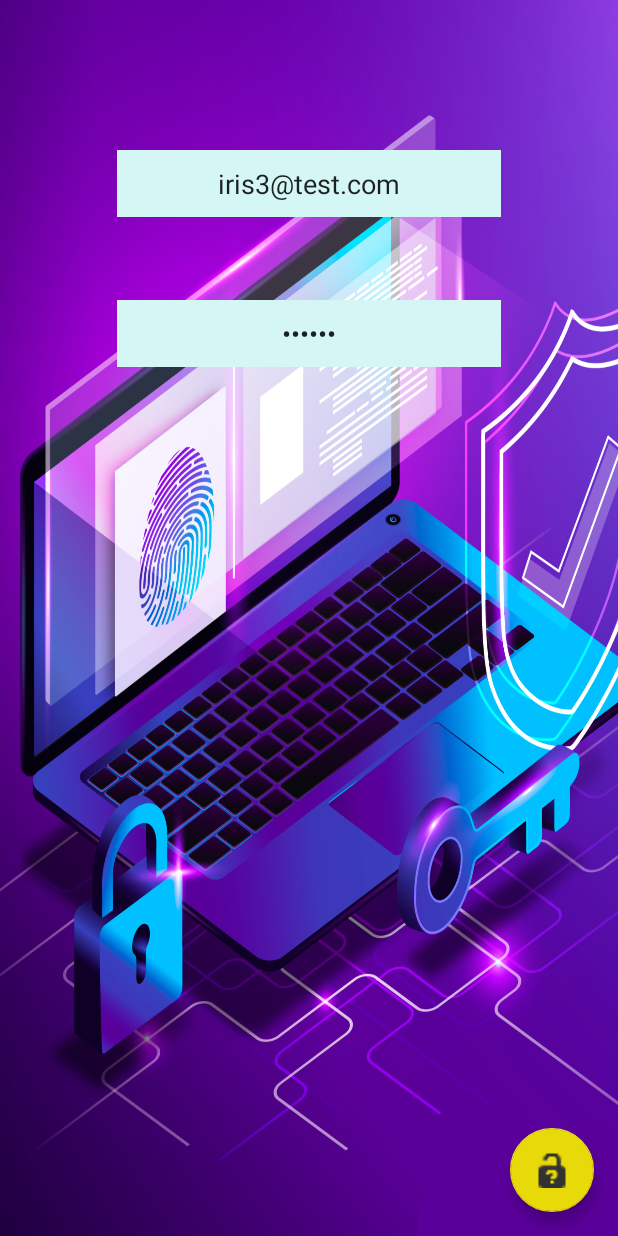
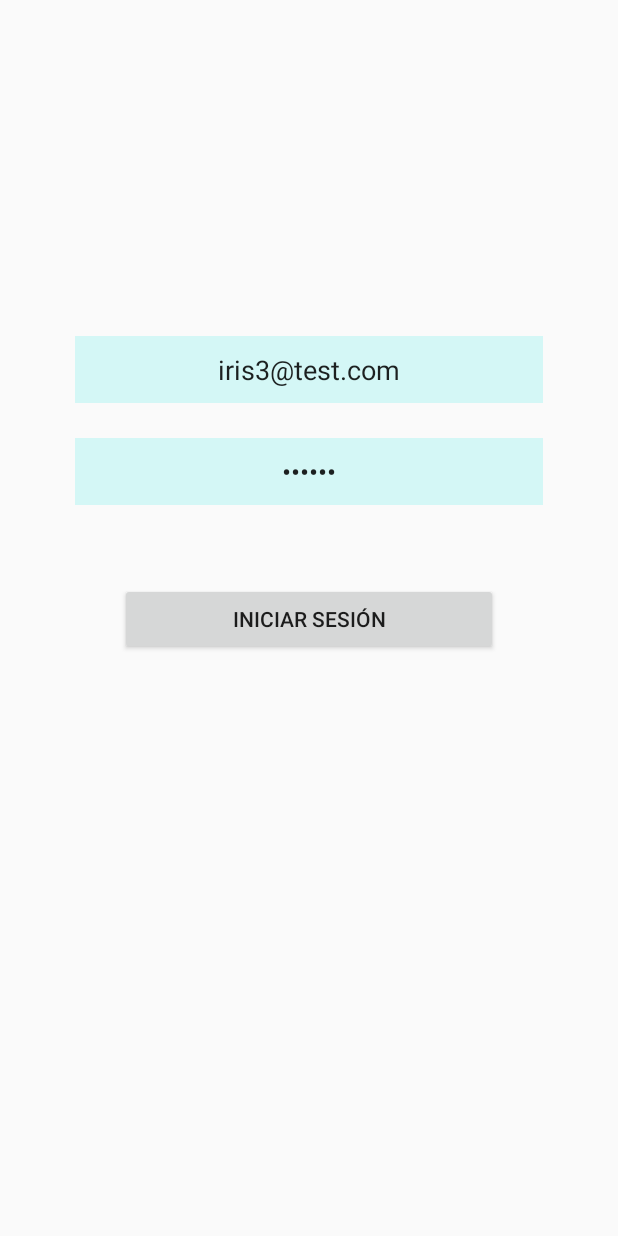
Before and after one commit to joandivsoft/SafeCellApp_def, an Android app: the screen it shows after launch (MainActivity), on a phone screen of 412 x 824 dp. Run offline under Robolectric (Android 15) with nearby library versions, the phone set to English and light mode, and no system bars; our stand-ins replace Volley.

Commit message:
New visual layout constraint

```diff
--- a/app/src/main/java/com/example/prova01/Activity2.java
+++ b/app/src/main/java/com/example/prova01/Activity2.java
@@ -2,14 +2,11 @@ package com.example.prova01;
 
 import android.content.Intent;
 import android.os.Bundle;
-import android.support.design.widget.FloatingActionButton;
 import android.support.design.widget.Snackbar;
 import android.support.v7.app.AppCompatActivity;
 import android.support.v7.widget.Toolbar;
 import android.view.View;
 import android.widget.Button;
-import android.widget.ImageButton;
-import android.widget.TextView;
 
 public class Activity2 extends AppCompatActivity {
 
@@ -83,7 +80,7 @@ public class Activity2 extends AppCompatActivity {
         });
 
 
-        FloatingActionButton fab = findViewById(R.id.fab);
+        Button fab = findViewById(R.id.fab);
         fab.setOnClickListener(new View.OnClickListener() {
             @Override
             public void onClick(View view) {
--- a/app/src/main/java/com/example/prova01/MainActivity.java
+++ b/app/src/main/java/com/example/prova01/MainActivity.java
@@ -10,6 +10,7 @@ import android.util.Log;
 import android.view.Menu;
 import android.view.MenuItem;
 import android.view.View;
+import android.widget.Button;
 import android.widget.EditText;
 import android.widget.TextView;
 import android.widget.Toast;
@@ -39,7 +40,7 @@ public class MainActivity extends AppCompatActivity {
         setContentView(R.layout.activity_main);
         final EditText eName=findViewById(R.id.fieldName);
         final EditText ePassword=findViewById(R.id.fieldPassword);
-        FloatingActionButton fab = findViewById(R.id.fab);
+        Button fab = findViewById(R.id.fab);
         Intent intent;
 
         final SharedPreferences pref;
--- a/app/src/main/res/layout/activity_main.xml
+++ b/app/src/main/res/layout/activity_main.xml
@@ -1,74 +1,84 @@
 <?xml version="1.0" encoding="utf-8"?>
-<android.support.design.widget.CoordinatorLayout xmlns:android="http://schemas.android.com/apk/res/android"
+<android.support.constraint.ConstraintLayout xmlns:android="http://schemas.android.com/apk/res/android"
     xmlns:app="http://schemas.android.com/apk/res-auto"
     xmlns:tools="http://schemas.android.com/tools"
     android:layout_width="match_parent"
-    android:layout_height="match_parent"
-    tools:context=".MainActivity"
-    android:background="@drawable/loginbackground"
-    android:scaleType = "centerCrop"
-    >
+    android:layout_height="match_parent">
 
-    <!--
-    <android.support.design.widget.AppBarLayout
+    <include
+        android:id="@+id/include"
+        layout="@layout/content_main"
+        android:layout_width="500dp"
+        android:layout_height="705dp"
+        android:layout_marginTop="8dp"
+        android:layout_marginBottom="8dp"
+        android:background="@color/colorCyan"
+        app:layout_constraintBottom_toBottomOf="parent"
+        app:layout_constraintStart_toStartOf="parent"
+        app:layout_constraintTop_toTopOf="parent" />
+
+
+    <Button
+        android:id="@+id/fab"
         android:layout_width="match_parent"
         android:layout_height="wrap_content"
-        android:theme="@style/AppTheme.AppBarOverlay">
-
-        <android.support.v7.widget.Toolbar
-            android:id="@+id/toolbar"
-            android:layout_width="match_parent"
-            android:layout_height="?attr/actionBarSize"
-            android:background="?attr/colorPrimary"
-            app:popupTheme="@style/AppTheme.PopupOverlay" />
-
-    </android.support.design.widget.AppBarLayout>
-    -->
-
-    <include
-        layout="@layout/content_main"
-        android:background="@color/colorCyan"
-        android:layout_height="705dp"
-        android:layout_width="500dp" />
-
-    <!--<android.support.design.widget.FloatingActionButton-->
-    <android.support.design.widget.FloatingActionButton
-        android:id="@+id/fab"
-        android:layout_width="wrap_content"
-        android:layout_height="wrap_content"
-        android:layout_gravity="bottom|end"
-        android:layout_margin="@dimen/fab_margin"
-        app:backgroundTint="@color/colorYellow"
-        app:srcCompat="@android:drawable/ic_partial_secure" />
+        android:layout_marginStart="80dp"
+        android:layout_marginLeft="80dp"
+        android:layout_marginTop="52dp"
+        android:layout_marginEnd="80dp"
+        android:layout_marginRight="80dp"
+        android:text="Iniciar sesión"
+        app:layout_constraintEnd_toEndOf="parent"
+        app:layout_constraintHorizontal_bias="0.498"
+        app:layout_constraintStart_toStartOf="parent"
+        app:layout_constraintTop_toBottomOf="@+id/fieldPassword" />
 
     <EditText
         android:id="@+id/fieldName"
-        android:layout_width="wrap_content"
+        android:layout_width="match_parent"
         android:layout_height="wrap_content"
         android:layout_gravity="center_horizontal"
-        android:layout_marginTop="100dp"
+        android:layout_marginStart="50dp"
+        android:layout_marginLeft="50dp"
+        android:layout_marginTop="224dp"
+        android:layout_marginEnd="50dp"
+        android:layout_marginRight="50dp"
         android:background="@color/colorCyan"
         android:ems="12"
+        android:gravity="center"
+        android:hint="Email"
+        android:inputType="textPersonName"
         android:paddingTop="10dp"
         android:paddingBottom="10dp"
         android:text="iris3@test.com"
-        android:gravity="center"
-        android:hint="Email"
-        android:inputType="textPersonName" />
+        app:layout_constraintEnd_toEndOf="parent"
+        app:layout_constraintHorizontal_bias="0.409"
+        app:layout_constraintStart_toStartOf="parent"
+        app:layout_constraintTop_toTopOf="parent" />
 
     <EditText
         android:id="@+id/fieldPassword"
-        android:layout_width="wrap_content"
+        android:layout_width="match_parent"
         android:layout_height="wrap_content"
         android:layout_gravity="center_horizontal"
-        android:layout_marginTop="200dp"
+        android:layout_marginStart="50dp"
+        android:layout_marginLeft="50dp"
+        android:layout_marginTop="23dp"
+        android:layout_marginEnd="50dp"
+        android:layout_marginRight="50dp"
         android:background="@color/colorCyan"
         android:ems="12"
+        android:gravity="center"
+        android:hint="Contraseña"
+        android:inputType="textPassword"
         android:paddingTop="10dp"
         android:paddingBottom="10dp"
-        android:gravity="center"
         android:text="123456"
-        android:hint="Contraseña"
-        android:inputType="textPassword" />
+        app:layout_anchor="@+id/fieldName"
+        app:layout_anchorGravity="bottom|center"
+        app:layout_constraintEnd_toEndOf="parent"
+        app:layout_constraintHorizontal_bias="0.46"
+        app:layout_constraintStart_toStartOf="parent"
+        app:layout_constraintTop_toBottomOf="@+id/fieldName" />
 
-</android.support.design.widget.CoordinatorLayout>
+</android.support.constraint.ConstraintLayout>
```
